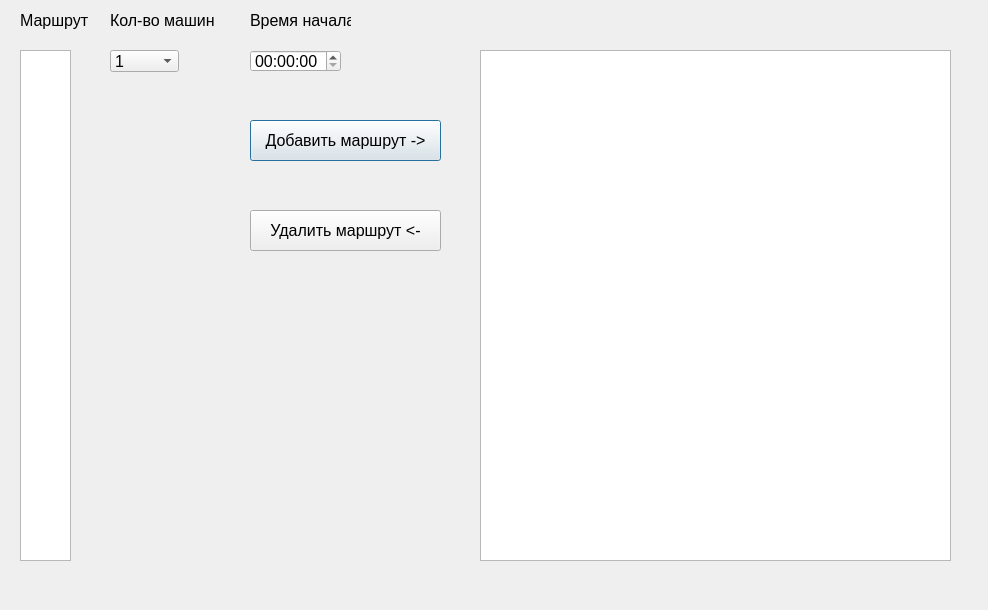
The window that ui/NewRoute.ui (Andrew007Serednev/DenyDesktopApp) describes before a commit, drawn with Qt 5.
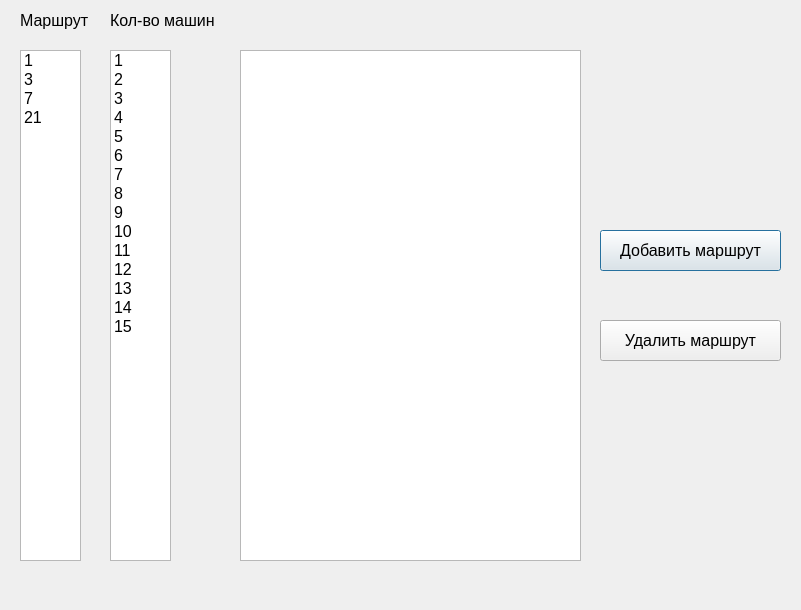
The same window after the commit. Icons and pictures are not drawn.

Commit message: Create new Routers func. Next - modificate Save routes func

The edit to the form file:
```diff
--- a/ui/NewRoute.ui
+++ b/ui/NewRoute.ui
@@ -6,7 +6,7 @@
    <rect>
     <x>0</x>
     <y>0</y>
-    <width>988</width>
+    <width>801</width>
     <height>610</height>
    </rect>
   </property>
@@ -44,32 +44,42 @@
     <rect>
      <x>20</x>
      <y>50</y>
-     <width>51</width>
+     <width>61</width>
      <height>511</height>
     </rect>
    </property>
-  </widget>
-  <widget class="QTimeEdit" name="time_line">
-   <property name="geometry">
-    <rect>
-     <x>250</x>
-     <y>50</y>
-     <width>91</width>
-     <height>22</height>
-    </rect>
-   </property>
+   <item>
+    <property name="text">
+     <string>1</string>
+    </property>
+   </item>
+   <item>
+    <property name="text">
+     <string>3</string>
+    </property>
+   </item>
+   <item>
+    <property name="text">
+     <string>7</string>
+    </property>
+   </item>
+   <item>
+    <property name="text">
+     <string>21</string>
+    </property>
+   </item>
   </widget>
   <widget class="QPushButton" name="button_add_route">
    <property name="geometry">
     <rect>
-     <x>250</x>
-     <y>120</y>
-     <width>191</width>
+     <x>600</x>
+     <y>230</y>
+     <width>181</width>
      <height>41</height>
     </rect>
    </property>
    <property name="text">
-    <string>Добавить маршрут -&gt;</string>
+    <string>Добавить маршрут</string>
    </property>
    <property name="icon">
     <iconset>
@@ -79,14 +89,14 @@
   <widget class="QPushButton" name="button_del_route">
    <property name="geometry">
     <rect>
-     <x>250</x>
-     <y>210</y>
-     <width>191</width>
+     <x>600</x>
+     <y>320</y>
+     <width>181</width>
      <height>41</height>
     </rect>
    </property>
    <property name="text">
-    <string>Удалить маршрут &lt;-</string>
+    <string>Удалить маршрут</string>
    </property>
    <property name="icon">
     <iconset>
@@ -96,20 +106,41 @@
   <widget class="QTableWidget" name="table_routes">
    <property name="geometry">
     <rect>
-     <x>480</x>
+     <x>240</x>
      <y>50</y>
-     <width>471</width>
+     <width>341</width>
      <height>511</height>
     </rect>
    </property>
+   <attribute name="verticalHeaderVisible">
+    <bool>false</bool>
+   </attribute>
   </widget>
-  <widget class="QComboBox" name="comboBox">
+  <widget class="QLabel" name="label_3">
    <property name="geometry">
     <rect>
      <x>110</x>
+     <y>10</y>
+     <width>111</width>
+     <height>20</height>
+    </rect>
+   </property>
+   <property name="font">
+    <font>
+     <pointsize>12</pointsize>
+    </font>
+   </property>
+   <property name="text">
+    <string>Кол-во машин</string>
+   </property>
+  </widget>
+  <widget class="QListWidget" name="list_bus_counts">
+   <property name="geometry">
+    <rect>
+     <x>110</x>
      <y>50</y>
-     <width>69</width>
-     <height>22</height>
+     <width>61</width>
+     <height>511</height>
     </rect>
    </property>
    <item>
@@ -188,42 +219,6 @@
     </property>
    </item>
   </widget>
-  <widget class="QLabel" name="label_3">
-   <property name="geometry">
-    <rect>
-     <x>110</x>
-     <y>10</y>
-     <width>111</width>
-     <height>20</height>
-    </rect>
-   </property>
-   <property name="font">
-    <font>
-     <pointsize>12</pointsize>
-    </font>
-   </property>
-   <property name="text">
-    <string>Кол-во машин</string>
-   </property>
-  </widget>
-  <widget class="QLabel" name="label_4">
-   <property name="geometry">
-    <rect>
-     <x>250</x>
-     <y>10</y>
-     <width>101</width>
-     <height>20</height>
-    </rect>
-   </property>
-   <property name="font">
-    <font>
-     <pointsize>12</pointsize>
-    </font>
-   </property>
-   <property name="text">
-    <string>Время начала</string>
-   </property>
-  </widget>
  </widget>
  <resources/>
  <connections/>
```
The commit also changes 4 other files.
